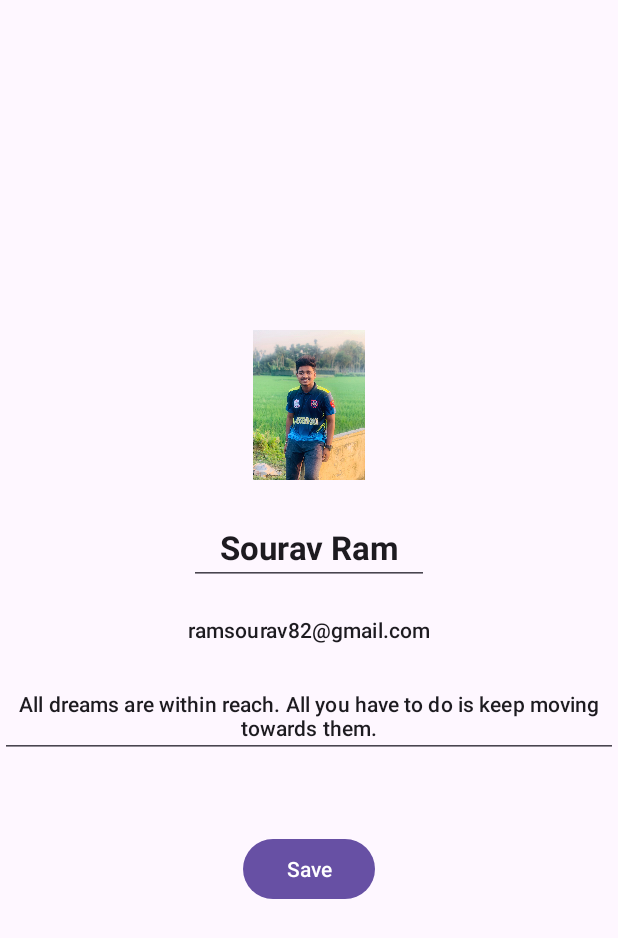
After one commit to sourav3222/Charting-App, an Android app: the ProfileEditFragment screen opened through its navigation route, on a phone screen of 412 x 824 dp. The commit adds this screen. Shown: the top 938 px of the screen. Run offline under Robolectric (Android 15) with nearby library versions, the phone set to English and light mode, and no system bars; our stand-ins replace Firebase (no records; nobody signed in at launch, a user with empty details on screens opened directly); pictures from the network do not load; Roboto replaces fonts that are not available here; 1 statement that could not run was skipped.

Commit message:
recyclerview and home page completed12

```diff
--- a/app/build.gradle.kts
+++ b/app/build.gradle.kts
@@ -62,4 +62,7 @@ dependencies {
     // Views/Fragments integration
     implementation("androidx.navigation:navigation-fragment-ktx:$nav_version")
     implementation("androidx.navigation:navigation-ui-ktx:$nav_version")
+    implementation("de.hdodenhof:circleimageview:3.1.0")
+
+    implementation("io.coil-kt:coil-compose:2.7.0")
 }
--- a/app/src/main/java/com/example/aloconna/HomeFragment.kt
+++ b/app/src/main/java/com/example/aloconna/HomeFragment.kt
@@ -6,8 +6,10 @@ import android.view.LayoutInflater
 import android.view.View
 import android.view.ViewGroup
 import androidx.navigation.fragment.findNavController
+import coil.load
 import com.example.aloconna.databinding.FragmentHomeBinding
 import com.google.firebase.auth.FirebaseAuth
+import com.google.firebase.auth.FirebaseUser
 import com.google.firebase.database.DataSnapshot
 import com.google.firebase.database.DatabaseError
 import com.google.firebase.database.DatabaseReference
@@ -19,6 +21,10 @@ class HomeFragment : Fragment(),UserAdapter.ItemClick {
 
     lateinit var userDB : DatabaseReference
     lateinit var adapter: UserAdapter
+    private var currentUser: User? = null
+    private var auth = FirebaseAuth.getInstance()
+    lateinit var firebaseUser: FirebaseUser
+    private val bundle = Bundle()
 
     var userlist : MutableList<User> = mutableListOf()
 
@@ -30,6 +36,23 @@ class HomeFragment : Fragment(),UserAdapter.ItemClick {
         binding= FragmentHomeBinding.inflate(inflater,container,false)
 
         userDB = FirebaseDatabase.getInstance().reference
+
+        FirebaseAuth.getInstance().currentUser?.let {
+            firebaseUser = it
+        }
+
+        binding.profileTV.setOnClickListener {
+
+            currentUser?.let {
+
+                bundle.putString("id",it.userId)
+                findNavController().navigate(R.id.action_homeFragment_to_profileFragment,bundle)
+
+            }
+
+
+        }
+
 
         binding.logoutBtn.setOnClickListener{
             val auth = FirebaseAuth.getInstance()
@@ -55,7 +78,16 @@ class HomeFragment : Fragment(),UserAdapter.ItemClick {
                 snapshot.children.forEach {
 
                     val user: User = it.getValue(User::class.java)!!
-                    userlist.add(user)
+
+                    if (firebaseUser.uid != user.userId) {
+                        userlist.add(user)
+                    } else {
+                        currentUser = user
+
+                       setProfile()
+
+                    }
+
 
                 }
                 adapter.submitList(userlist)
@@ -67,7 +99,15 @@ class HomeFragment : Fragment(),UserAdapter.ItemClick {
 
 
         })
+
     }
+    private fun setProfile() {
+       currentUser?.let {
+
+           binding.profileTV.load("https://www.google.com/imgres?q=sadek%20bhuiya%20shimon&imgurl=https%3A%2F%2Flookaside.fbsbx.com%2Flookaside%2Fcrawler%2Fmedia%2F%3Fmedia_id%3D492760747028449&imgrefurl=https%3A%2F%2Fm.facebook.com%2F100088835840260&docid=59WDNV_ROTIDAM&tbnid=oIcxOx9tCECHkM&vet=12ahUKEwit-vOChIGJAxW38zgGHeLEAFgQM3oECEkQAA..i&w=1536&h=2048&hcb=2&itg=1&ved=2ahUKEwit-vOChIGJAxW38zgGHeLEAFgQM3oECEkQAA")
+        }
+    }
+
 
     override fun onItemclick(user: User) {
         var bundle = Bundle()
--- /dev/null
+++ b/app/src/main/java/com/example/aloconna/ProfileEditFragment.kt
@@ -0,0 +1,104 @@
+package com.example.aloconna
+
+import android.os.Bundle
+import androidx.fragment.app.Fragment
+import android.view.LayoutInflater
+import android.view.View
+import android.view.ViewGroup
+import android.widget.Toast
+import com.example.aloconna.databinding.FragmentProfileEditBinding
+import com.google.firebase.database.DataSnapshot
+import com.google.firebase.database.DatabaseError
+import com.google.firebase.database.DatabaseReference
+import com.google.firebase.database.FirebaseDatabase
+import com.google.firebase.database.ValueEventListener
+
+
+class ProfileEditFragment : Fragment() {
+    lateinit var binding: FragmentProfileEditBinding
+    lateinit var userDB : DatabaseReference
+
+    private var userId = ""
+
+
+    override fun onCreateView(
+        inflater: LayoutInflater, container: ViewGroup?,
+        savedInstanceState: Bundle?
+    ): View? {
+
+        binding = FragmentProfileEditBinding.inflate(layoutInflater,container,false)
+
+
+        userDB = FirebaseDatabase.getInstance().reference
+
+
+
+
+
+
+        requireArguments().getString("id")?.let {
+            userId = it
+            getUSerById(it)
+
+        }
+
+
+        binding.saveBtn.setOnClickListener {
+
+            var userMap : MutableMap<String,Any> = mutableMapOf()
+
+            userMap["fullName"] = binding.fullName.text.toString().trim()
+            userMap["bio"] = binding.bioTV.text.toString().trim()
+
+
+            userDB.child(DBNODES.USER).child(userId).updateChildren(userMap).addOnCompleteListener { task ->
+
+                if (task.isSuccessful){
+                    Toast.makeText(requireContext(), "Successfully Updated", Toast.LENGTH_SHORT).show()
+
+                }else{
+                    Toast.makeText(requireContext(), "${task.exception?.message}", Toast.LENGTH_SHORT).show()
+                }
+
+            }
+
+
+        }
+
+
+
+
+
+
+        return binding.root
+    }
+
+    private fun getUSerById(it: String) {
+
+        userDB.child(DBNODES.USER).child(userId).addValueEventListener(
+            object  : ValueEventListener {
+                override fun onDataChange(snapshot: DataSnapshot) {
+                    snapshot.getValue(User ::class.java)?.let {
+
+                        binding.apply {
+
+                            fullName.setText( it.fullName)
+                            bioTV.setText(it.bio)
+                        }
+
+                    }
+                }
+
+                override fun onCancelled(error: DatabaseError) {
+                    TODO("Not yet implemented")
+                }
+
+
+            }
+        )
+
+    }
+
+
+
+}
--- /dev/null
+++ b/app/src/main/res/layout/fragment_profile_edit.xml
@@ -0,0 +1,56 @@
+<?xml version="1.0" encoding="utf-8"?>
+<LinearLayout xmlns:android="http://schemas.android.com/apk/res/android"
+    xmlns:tools="http://schemas.android.com/tools"
+    android:layout_width="match_parent"
+    android:layout_height="match_parent"
+    android:orientation="vertical"
+    android:gravity="center"
+    tools:context=".ProfileEditFragment">
+
+    <ImageView
+        android:id="@+id/profileIV"
+        android:layout_width="100dp"
+        android:layout_height="100dp"
+        android:src="@drawable/sourav" />
+
+    <EditText
+        android:id="@+id/fullName"
+        android:layout_width="wrap_content"
+        android:layout_height="wrap_content"
+        android:layout_marginTop="20dp"
+        android:paddingHorizontal="20dp"
+        android:text="Sourav Ram"
+        android:textAlignment="center"
+        android:textAppearance="@style/TextAppearance.Material3.TitleLarge"
+        android:textStyle="bold" />
+
+    <TextView
+        android:id="@+id/emailTV"
+        android:layout_width="match_parent"
+        android:layout_height="wrap_content"
+        android:layout_marginTop="20dp"
+        android:text="ramsourav82@gmail.com"
+        android:textAlignment="center"
+        android:textAppearance="@style/TextAppearance.Material3.TitleSmall" />
+
+
+    <EditText
+        android:id="@+id/bioTV"
+        android:layout_width="wrap_content"
+        android:layout_height="wrap_content"
+        android:layout_marginTop="20dp"
+        android:paddingHorizontal="12dp"
+        android:text="@string/my_bio"
+        android:textAlignment="center"
+        android:textAppearance="@style/TextAppearance.Material3.TitleSmall" />
+
+    <Button
+        android:id="@+id/saveBtn"
+        android:layout_width="wrap_content"
+        android:layout_height="wrap_content"
+        android:layout_marginTop="50dp"
+        android:text="Save" />
+
+
+
+</LinearLayout>
--- a/app/src/main/res/navigation/main_nav.xml
+++ b/app/src/main/res/navigation/main_nav.xml
@@ -42,5 +42,14 @@
         android:id="@+id/profileFragment"
         android:name="com.example.aloconna.ProfileFragment"
         android:label="fragment_profile"
-        tools:layout="@layout/fragment_profile" />
+        tools:layout="@layout/fragment_profile" >
+        <action
+            android:id="@+id/action_profileFragment_to_profileEditFragment"
+            app:destination="@id/profileEditFragment" />
+    </fragment>
+    <fragment
+        android:id="@+id/profileEditFragment"
+        android:name="com.example.aloconna.ProfileEditFragment"
+        android:label="fragment_profile_edit"
+        tools:layout="@layout/fragment_profile_edit" />
 </navigation>
```
Also changed, not shown: app/src/main/java/com/example/aloconna/ProfileFragment.kt (+37 -0 lines), app/src/main/res/layout/fragment_home.xml (+6 -4 lines).
